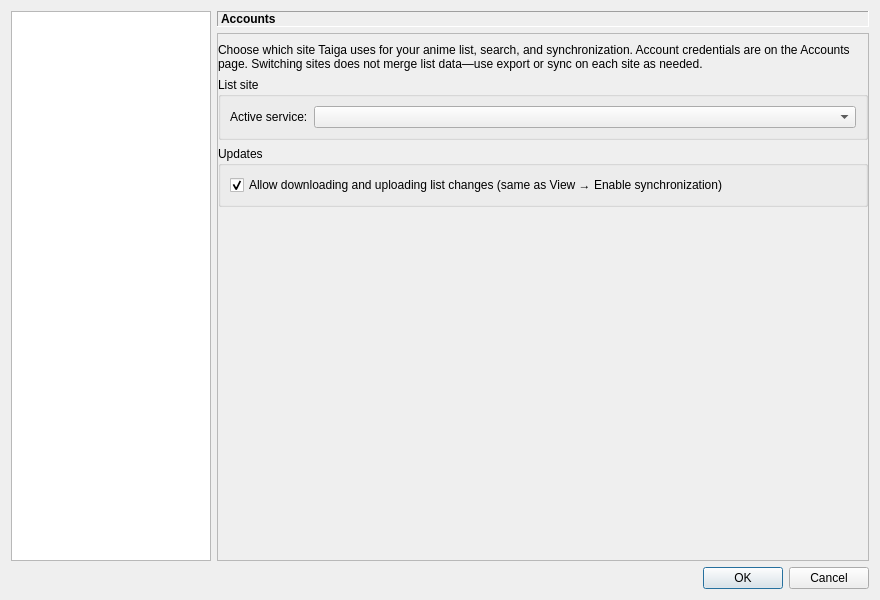
Qt form src/gui/settings/settings_dialog.ui (RobertCiochina/taigaV2) before a commit.
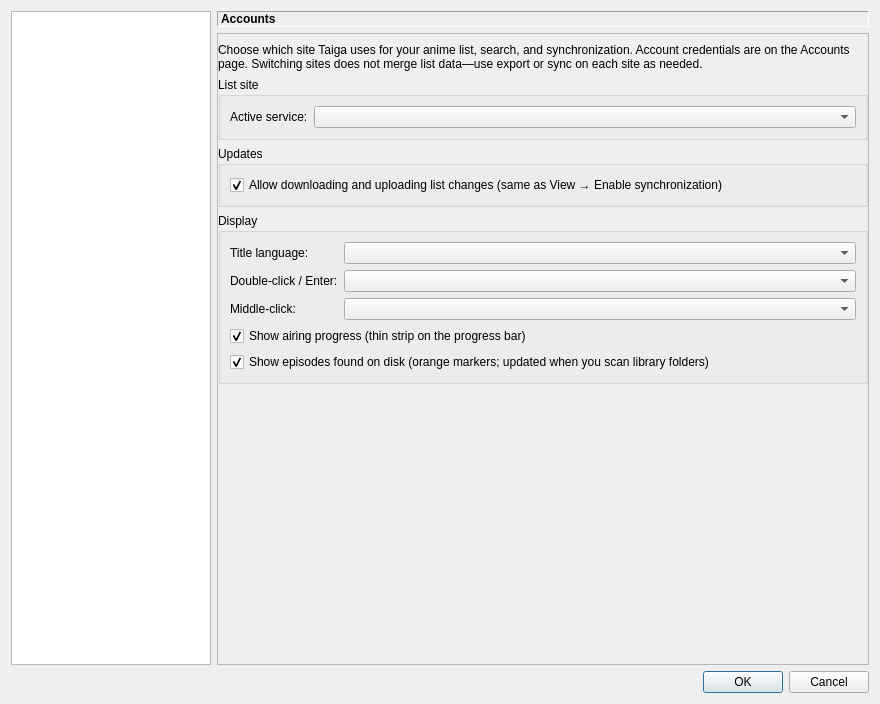
The same form after that commit. The open tabs and pages were chosen to show the change.

Commit message:
Enhance anime list features and settings integration
- Added new settings for minimizing and closing the application to the system tray.
- Implemented double-click and middle-click actions for anime list entries, configurable via settings.
- Updated the anime list view to reflect title language preferences and progress display options.
- Enhanced the settings dialog with options for list title language and click actions.
- Improved UI feedback for empty lists and integrated new functionalities for list management.

What changed in the file:
```diff
--- a/src/gui/settings/settings_dialog.ui
+++ b/src/gui/settings/settings_dialog.ui
@@ -147,6 +147,36 @@
                 </property>
                </widget>
               </item>
+              <item>
+               <widget class="QCheckBox" name="checkStartMinimized">
+                <property name="text">
+                 <string>Start minimized</string>
+                </property>
+               </widget>
+              </item>
+             </layout>
+            </widget>
+           </item>
+           <item>
+            <widget class="QGroupBox" name="groupWindowTray">
+             <property name="title">
+              <string>System tray</string>
+             </property>
+             <layout class="QVBoxLayout" name="verticalLayout_windowTray">
+              <item>
+               <widget class="QCheckBox" name="checkCloseToTray">
+                <property name="text">
+                 <string>Close to tray (keep Taiga running in the background)</string>
+                </property>
+               </widget>
+              </item>
+              <item>
+               <widget class="QCheckBox" name="checkMinimizeToTray">
+                <property name="text">
+                 <string>Minimize to tray</string>
+                </property>
+               </widget>
+              </item>
              </layout>
             </widget>
            </item>
@@ -495,6 +525,65 @@
              </layout>
             </widget>
            </item>
+           <item>
+            <widget class="QGroupBox" name="groupListDisplay">
+             <property name="title">
+              <string>Display</string>
+             </property>
+             <layout class="QFormLayout" name="formLayout_listDisplay">
+              <item row="0" column="0">
+               <widget class="QLabel" name="labelListTitleLanguage">
+                <property name="text">
+                 <string>Title language:</string>
+                </property>
+               </widget>
+              </item>
+              <item row="0" column="1">
+               <widget class="QComboBox" name="comboListTitleLanguage"/>
+              </item>
+              <item row="1" column="0">
+               <widget class="QLabel" name="labelListDoubleClick">
+                <property name="text">
+                 <string>Double-click / Enter:</string>
+                </property>
+               </widget>
+              </item>
+              <item row="1" column="1">
+               <widget class="QComboBox" name="comboListDoubleClick"/>
+              </item>
+              <item row="2" column="0">
+               <widget class="QLabel" name="labelListMiddleClick">
+                <property name="text">
+                 <string>Middle-click:</string>
+                </property>
+               </widget>
+              </item>
+              <item row="2" column="1">
+               <widget class="QComboBox" name="comboListMiddleClick"/>
+              </item>
+              <item row="3" column="0" colspan="2">
+               <widget class="QCheckBox" name="checkListProgressShowAired">
+                <property name="text">
+                 <string>Show airing progress (thin strip on the progress bar)</string>
+                </property>
+                <property name="checked">
+                 <bool>true</bool>
+                </property>
+               </widget>
+              </item>
+              <item row="4" column="0" colspan="2">
+               <widget class="QCheckBox" name="checkListProgressShowAvailable">
+                <property name="text">
+                 <string>Show episodes found on disk (orange markers; updated when you scan library folders)</string>
+                </property>
+                <property name="checked">
+                 <bool>true</bool>
+                </property>
+               </widget>
+              </item>
+             </layout>
+            </widget>
+           </item>
            <item>
             <spacer name="verticalSpacer_animeList">
              <property name="orientation">
```
The commit also changes 34 other files.
